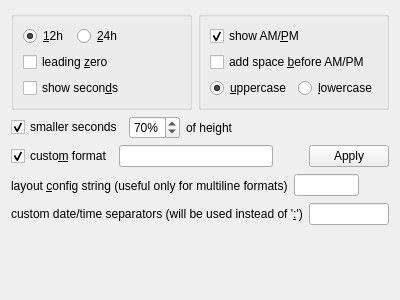
Kolcha/DigitalClockNext, file src/app/settings/time_format_settings.ui: the form before one commit.
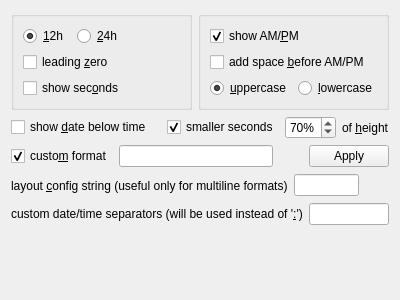
The form after the commit. Icons and pictures are not drawn.

Commit message: added date option

Diff of the .ui file:
```diff
--- a/src/app/settings/time_format_settings.ui
+++ b/src/app/settings/time_format_settings.ui
@@ -128,7 +128,7 @@
       <item row="2" column="0" colspan="2">
        <widget class="QCheckBox" name="show_seconds">
         <property name="text">
-         <string>show secon&amp;ds</string>
+         <string>show sec&amp;onds</string>
         </property>
        </widget>
       </item>
@@ -200,7 +200,14 @@
     </layout>
    </item>
    <item row="2" column="0" colspan="2">
-    <layout class="QHBoxLayout" name="smaller_secnds_layout" stretch="0,0,1">
+    <layout class="QHBoxLayout" name="extra_options_layout" stretch="1,0,0,0">
+     <item>
+      <widget class="QCheckBox" name="show_date">
+       <property name="text">
+        <string>show &amp;date below time</string>
+       </property>
+      </widget>
+     </item>
      <item>
       <widget class="QCheckBox" name="smaller_seconds">
        <property name="text">
@@ -227,7 +234,10 @@
      <item>
       <widget class="QLabel" name="of_height_label">
        <property name="text">
-        <string>of height</string>
+        <string>of &amp;height</string>
+       </property>
+       <property name="buddy">
+        <cstring>seconds_scale_factor_edit</cstring>
        </property>
       </widget>
      </item>
```
Left out of the diff: 74 changed lines with no effect on the pictures. The commit also changes 2 other files.
